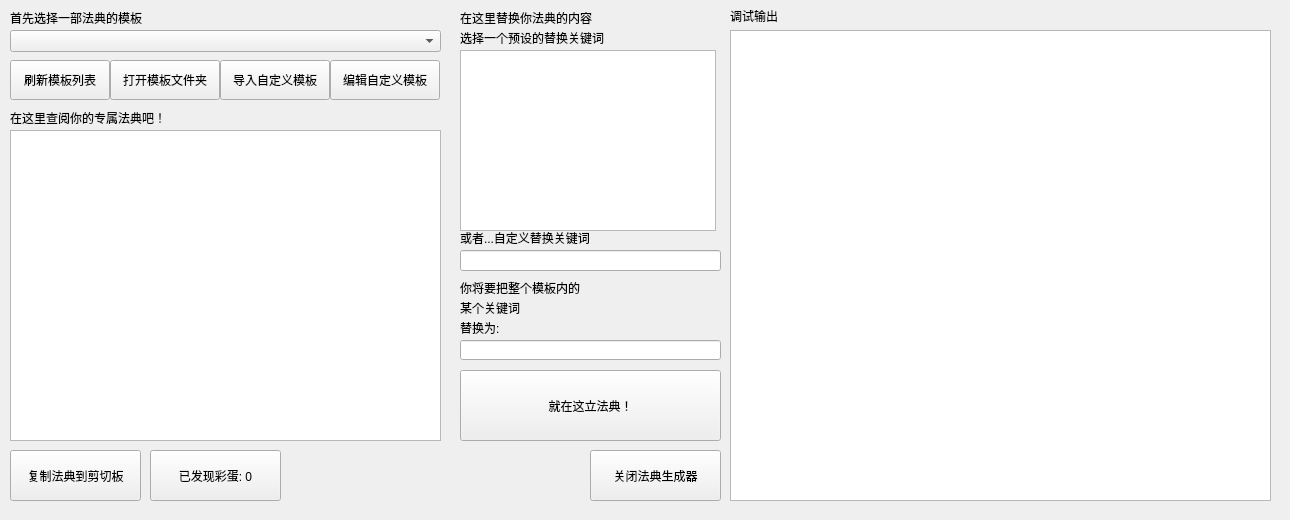
Before: the Qt Designer form ui/MainForm.ui in Pitrick3141/DontFDHere, drawn with Qt 5.
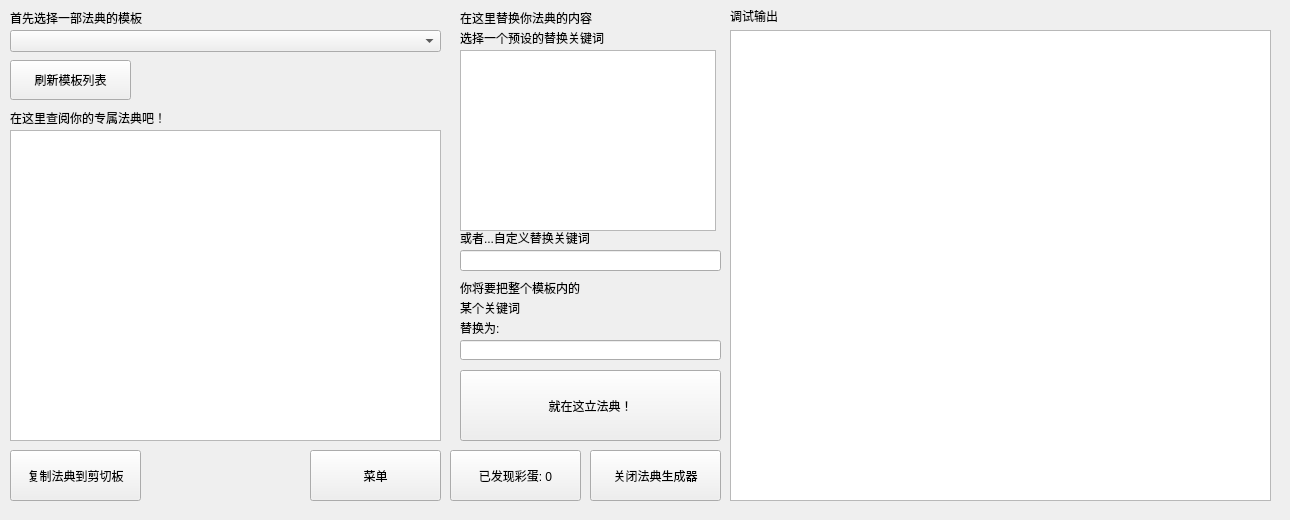
After: the same form once the commit is applied. Icons and pictures are not drawn.

```diff
--- a/ui/MainForm.ui
+++ b/ui/MainForm.ui
@@ -240,7 +240,7 @@
     <rect>
      <x>10</x>
      <y>60</y>
-     <width>100</width>
+     <width>121</width>
      <height>40</height>
     </rect>
    </property>
@@ -248,32 +248,6 @@
     <string>刷新模板列表</string>
    </property>
   </widget>
-  <widget class="QPushButton" name="buttonOpenTemplateDir">
-   <property name="geometry">
-    <rect>
-     <x>110</x>
-     <y>60</y>
-     <width>110</width>
-     <height>40</height>
-    </rect>
-   </property>
-   <property name="text">
-    <string>打开模板文件夹</string>
-   </property>
-  </widget>
-  <widget class="QPushButton" name="buttonImportTemplate">
-   <property name="geometry">
-    <rect>
-     <x>220</x>
-     <y>60</y>
-     <width>110</width>
-     <height>40</height>
-    </rect>
-   </property>
-   <property name="text">
-    <string>导入自定义模板</string>
-   </property>
-  </widget>
   <widget class="QListWidget" name="listKeyword">
    <property name="geometry">
     <rect>
@@ -284,26 +258,13 @@
     </rect>
    </property>
   </widget>
-  <widget class="QPushButton" name="buttonCustomTemplate">
-   <property name="geometry">
-    <rect>
-     <x>330</x>
-     <y>60</y>
-     <width>110</width>
-     <height>40</height>
-    </rect>
-   </property>
-   <property name="text">
-    <string>编辑自定义模板</string>
-   </property>
-  </widget>
   <widget class="QPushButton" name="buttonEggs">
    <property name="enabled">
     <bool>true</bool>
    </property>
    <property name="geometry">
     <rect>
-     <x>150</x>
+     <x>450</x>
      <y>450</y>
      <width>131</width>
      <height>51</height>
@@ -329,6 +290,19 @@
     <bool>false</bool>
    </property>
   </widget>
+  <widget class="QPushButton" name="buttonMenu">
+   <property name="geometry">
+    <rect>
+     <x>310</x>
+     <y>450</y>
+     <width>131</width>
+     <height>51</height>
+    </rect>
+   </property>
+   <property name="text">
+    <string>菜单</string>
+   </property>
+  </widget>
  </widget>
  <resources/>
  <connections/>
```
